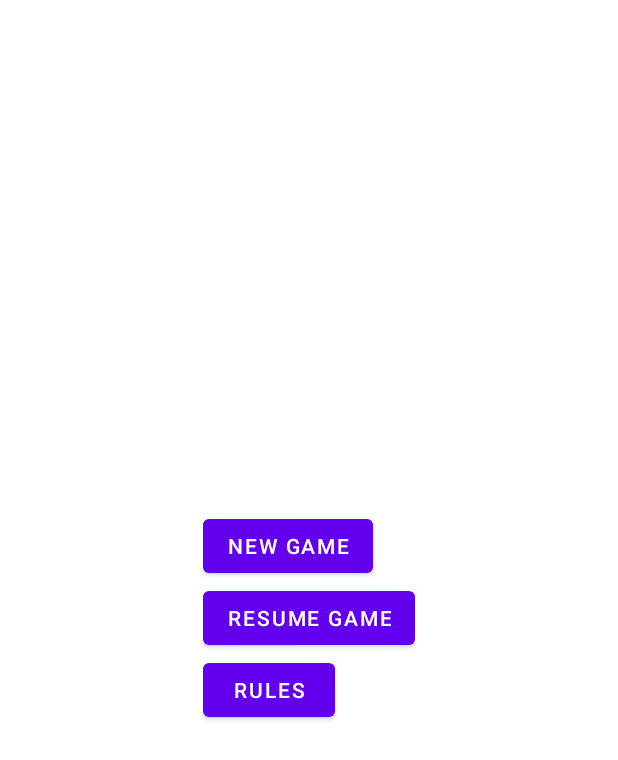
After one commit to Pavital01/TinyTowns, an Android app: the MainMenu screen opened directly, with no data from a screen before it, on a phone screen of 412 x 824 dp. The commit adds this screen. Shown: the top 760 px of the screen. Run offline under Robolectric (Android 15) with nearby library versions, the phone set to English and light mode, and no system bars.

Commit message:
Was added MainMenu and NewGame !Before EditText players in New Game

```diff
--- a/app/src/main/AndroidManifest.xml
+++ b/app/src/main/AndroidManifest.xml
@@ -11,6 +11,12 @@
         android:supportsRtl="true"
         android:theme="@style/Theme.TinyTowns"
         tools:targetApi="31">
+        <activity
+            android:name=".NewGame"
+            android:exported="false" />
+        <activity
+            android:name=".MainMenu"
+            android:exported="false" />
         <activity
             android:name=".Game"
             android:exported="false" />
--- /dev/null
+++ b/app/src/main/java/com/example/tinytowns/MainMenu.kt
@@ -0,0 +1,26 @@
+package com.example.tinytowns
+
+import android.annotation.SuppressLint
+import android.content.Intent
+import androidx.appcompat.app.AppCompatActivity
+import android.os.Bundle
+import android.widget.Button
+
+class MainMenu : AppCompatActivity() {
+    private lateinit var toNewGame : Button
+    private lateinit var toResumeGame : Button
+    private lateinit var toRules : Button
+    @SuppressLint("MissingInflatedId")
+    override fun onCreate(savedInstanceState: Bundle?) {
+        super.onCreate(savedInstanceState)
+        setContentView(R.layout.activity_main_menu)
+
+        toNewGame = findViewById(R.id.NewGameButton)
+        toNewGame.setOnClickListener{
+            val newGame = Intent(this,NewGame::class.java)
+            startActivity(newGame)
+        }
+    }
+
+
+}
--- a/app/src/main/java/com/example/tinytowns/Player.kt
+++ b/app/src/main/java/com/example/tinytowns/Player.kt
@@ -1,13 +1,14 @@
 package com.example.tinytowns
 
 class Player() : java.io.Serializable{
-    var name: String
-    var number : Int = 0
+    lateinit var name: String
+    var number : Int
 
     var field : Field = Field()
 
     init {
         name = "Default"
+        number = 0
     }
     constructor(name : String) : this() {
         this.name = name
--- a/app/src/main/res/layout/activity_main.xml
+++ b/app/src/main/res/layout/activity_main.xml
@@ -15,7 +15,6 @@
         app:layout_constraintStart_toStartOf="parent"
         app:layout_constraintTop_toTopOf="parent"
         app:srcCompat="@drawable/start_background"
-        android:onClick="goToGame"
 
         android:adjustViewBounds="true"
         android:scaleType="centerCrop"
--- /dev/null
+++ b/app/src/main/res/layout/activity_main_menu.xml
@@ -0,0 +1,47 @@
+<?xml version="1.0" encoding="utf-8"?>
+<androidx.constraintlayout.widget.ConstraintLayout xmlns:android="http://schemas.android.com/apk/res/android"
+    xmlns:app="http://schemas.android.com/apk/res-auto"
+    xmlns:tools="http://schemas.android.com/tools"
+    android:layout_width="match_parent"
+    android:layout_height="match_parent"
+    tools:context=".MainMenu">
+
+    <LinearLayout
+        android:layout_width="wrap_content"
+        android:layout_height="wrap_content"
+        android:orientation="vertical"
+        app:layout_constraintBottom_toBottomOf="parent"
+        app:layout_constraintEnd_toEndOf="parent"
+        app:layout_constraintStart_toStartOf="parent"
+        app:layout_constraintTop_toTopOf="parent">
+
+        <Button
+            android:id="@+id/NewGameButton"
+            android:layout_width="wrap_content"
+            android:layout_height="wrap_content"
+            android:text="New Game"
+            app:layout_constraintEnd_toEndOf="parent"
+            app:layout_constraintStart_toStartOf="parent"
+            app:layout_constraintTop_toTopOf="parent" />
+
+        <Button
+            android:id="@+id/ResumeGameButton"
+            android:layout_width="wrap_content"
+            android:layout_height="wrap_content"
+            android:text="Resume game"
+            app:layout_constraintEnd_toEndOf="parent"
+            app:layout_constraintStart_toStartOf="parent"
+            app:layout_constraintTop_toTopOf="parent" />
+
+        <Button
+            android:id="@+id/RulesButton"
+            android:layout_width="wrap_content"
+            android:layout_height="wrap_content"
+            android:text="Rules"
+            app:layout_constraintEnd_toEndOf="parent"
+            app:layout_constraintStart_toStartOf="parent"
+            app:layout_constraintTop_toTopOf="parent" />
+
+    </LinearLayout>
+
+</androidx.constraintlayout.widget.ConstraintLayout>
```
Also changed, not shown: app/src/main/java/com/example/tinytowns/MainActivity.kt (+7 -7 lines), app/src/main/java/com/example/tinytowns/NewGame.kt (added, +11 -0 lines), app/src/main/res/layout/activity_new_game.xml (added, +30 -0 lines).
